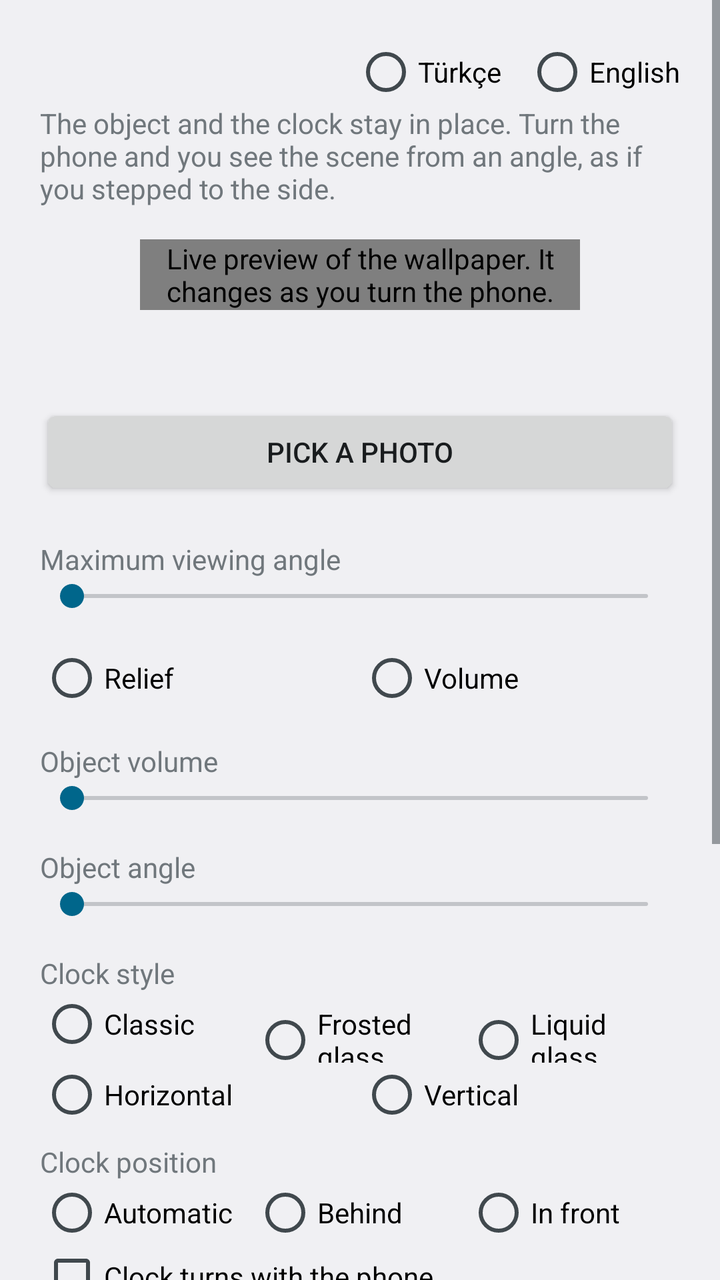
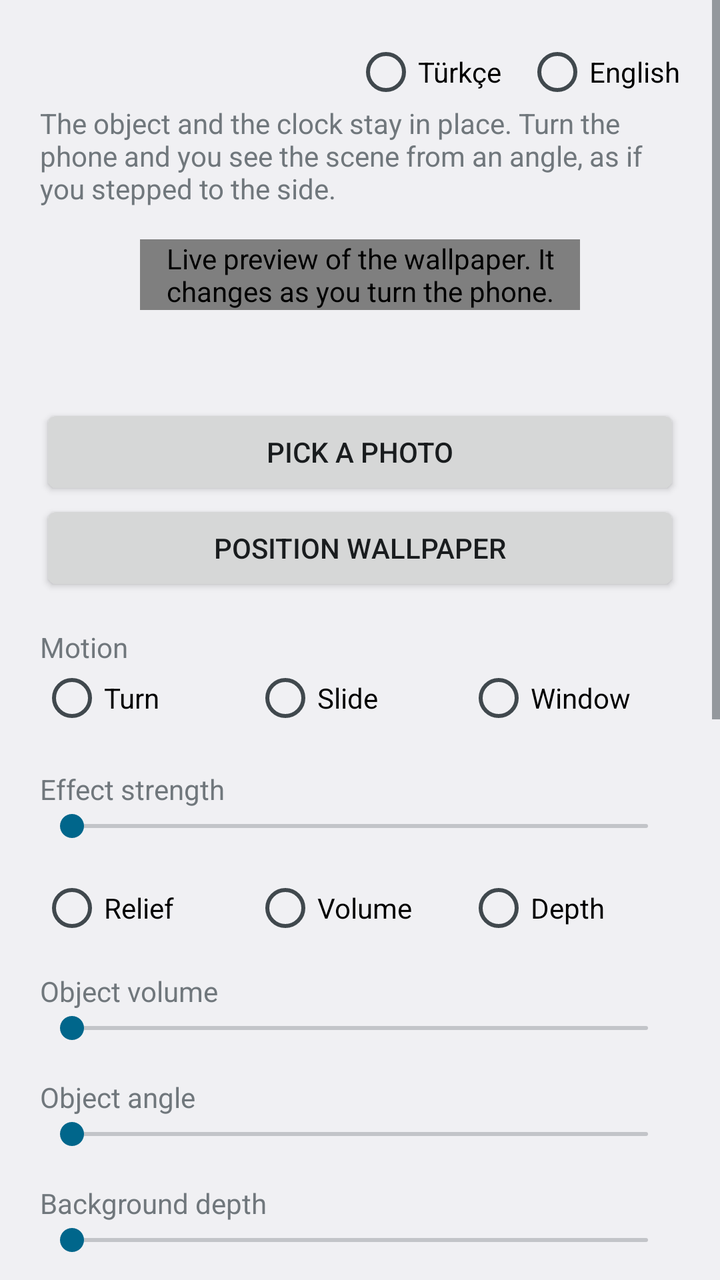

Compare the two renders of this Android layout. The source of the first and the diff that turns it into the second are given below.
<!-- AndroidManifest.xml: application theme android:Theme.DeviceDefault.DayNight -->
<!-- res/layout/activity_main.xml -->
<?xml version="1.0" encoding="utf-8"?>
<ScrollView xmlns:android="http://schemas.android.com/apk/res/android"
    xmlns:tools="http://schemas.android.com/tools"
    android:layout_width="match_parent"
    android:layout_height="match_parent"
    android:fitsSystemWindows="true">

    <LinearLayout
        android:layout_width="match_parent"
        android:layout_height="wrap_content"
        android:orientation="vertical"
        android:padding="20dp">

        <RadioGroup
            android:id="@+id/language"
            android:layout_width="wrap_content"
            android:layout_height="wrap_content"
            android:layout_gravity="end"
            android:contentDescription="@string/language_label"
            android:orientation="horizontal">
            
            <RadioButton
                android:id="@+id/langTr"
                android:layout_width="wrap_content"
                android:layout_height="wrap_content"
                android:text="Türkçe"
                tools:ignore="HardcodedText" />
            <RadioButton
                android:id="@+id/langEn"
                android:layout_width="wrap_content"
                android:layout_height="wrap_content"
                android:layout_marginStart="12dp"
                android:text="English"
                tools:ignore="HardcodedText" />
        </RadioGroup>

        <TextView
            android:layout_width="match_parent"
            android:layout_height="wrap_content"
            android:text="@string/intro" />

        <com.derinliksaati.PreviewView
            android:layout_width="220dp"
            android:layout_height="wrap_content"
            android:layout_gravity="center_horizontal"
            android:layout_marginTop="16dp"
            android:contentDescription="@string/preview_description" />

        <TextView
            android:id="@+id/status"
            android:layout_width="match_parent"
            android:layout_height="wrap_content"
            android:layout_marginTop="20dp" />

        <ProgressBar
            android:id="@+id/progress"
            style="?android:attr/progressBarStyleHorizontal"
            android:layout_width="match_parent"
            android:layout_height="wrap_content"
            android:indeterminate="true"
            android:visibility="gone" />

        <Button
            android:id="@+id/pickPhoto"
            android:layout_width="match_parent"
            android:layout_height="wrap_content"
            android:layout_marginTop="8dp"
            android:text="@string/pick_photo" />

        <LinearLayout
            android:layout_width="match_parent"
            android:layout_height="wrap_content"
            android:layout_marginTop="20dp">
            <TextView
                android:layout_width="0dp"
                android:layout_height="wrap_content"
                android:layout_weight="1"
                android:text="@string/depth_label" />
            <TextView
                android:id="@+id/depthValue"
                android:layout_width="wrap_content"
                android:layout_height="wrap_content" />
        </LinearLayout>

        <SeekBar
            android:id="@+id/depth"
            android:layout_width="match_parent"
            android:layout_height="wrap_content"
            android:max="100"
            android:min="0" />

        <RadioGroup
            android:id="@+id/shape"
            android:layout_width="match_parent"
            android:layout_height="wrap_content"
            android:layout_marginTop="16dp"
            android:contentDescription="@string/shape_label"
            android:orientation="horizontal">

            <RadioButton
                android:id="@+id/shapeRelief"
                android:layout_width="0dp"
                android:layout_height="wrap_content"
                android:layout_weight="1"
                android:text="@string/shape_relief" />

            <RadioButton
                android:id="@+id/shapeVolume"
                android:layout_width="0dp"
                android:layout_height="wrap_content"
                android:layout_weight="1"
                android:text="@string/shape_volume" />
        </RadioGroup>

        <LinearLayout
            android:layout_width="match_parent"
            android:layout_height="wrap_content"
            android:layout_marginTop="16dp">
            <TextView
                android:layout_width="0dp"
                android:layout_height="wrap_content"
                android:layout_weight="1"
                android:text="@string/volume_label" />
            <TextView
                android:id="@+id/volumeValue"
                android:layout_width="wrap_content"
                android:layout_height="wrap_content" />
        </LinearLayout>

        <SeekBar
            android:id="@+id/volume"
            android:layout_width="match_parent"
            android:layout_height="wrap_content"
            android:max="100"
            android:min="0" />

        <LinearLayout
            android:layout_width="match_parent"
            android:layout_height="wrap_content"
            android:layout_marginTop="16dp">
            <TextView
                android:layout_width="0dp"
                android:layout_height="wrap_content"
                android:layout_weight="1"
                android:text="@string/subject_turn_label" />
            <TextView
                android:id="@+id/subjectTurnValue"
                android:layout_width="wrap_content"
                android:layout_height="wrap_content" />
        </LinearLayout>

        <SeekBar
            android:id="@+id/subjectTurn"
            android:layout_width="match_parent"
            android:layout_height="wrap_content"
            android:max="100"
            android:min="0" />

        <TextView
            android:layout_width="match_parent"
            android:layout_height="wrap_content"
            android:layout_marginTop="16dp"
            android:text="@string/clock_style_label" />

        <RadioGroup
            android:id="@+id/clockStyle"
            android:layout_width="match_parent"
            android:layout_height="wrap_content"
            android:contentDescription="@string/clock_style_label"
            android:orientation="horizontal">

            <RadioButton
                android:id="@+id/styleClassic"
                android:layout_width="0dp"
                android:layout_height="wrap_content"
                android:layout_weight="1"
                android:text="@string/clock_style_classic" />

            <RadioButton
                android:id="@+id/styleFrosted"
                android:layout_width="0dp"
                android:layout_height="wrap_content"
                android:layout_weight="1"
                android:text="@string/clock_style_frosted" />

            <RadioButton
                android:id="@+id/styleLiquid"
                android:layout_width="0dp"
                android:layout_height="wrap_content"
                android:layout_weight="1"
                android:text="@string/clock_style_liquid" />
        </RadioGroup>

        <RadioGroup
            android:id="@+id/clockLayout"
            android:layout_width="match_parent"
            android:layout_height="wrap_content"
            android:orientation="horizontal">

            <RadioButton
                android:id="@+id/layoutHorizontal"
                android:layout_width="0dp"
                android:layout_height="wrap_content"
                android:layout_weight="1"
                android:text="@string/clock_layout_horizontal" />

            <RadioButton
                android:id="@+id/layoutVertical"
                android:layout_width="0dp"
                android:layout_height="wrap_content"
                android:layout_weight="1"
                android:text="@string/clock_layout_vertical" />
        </RadioGroup>

        <TextView
            android:layout_width="match_parent"
            android:layout_height="wrap_content"
            android:layout_marginTop="8dp"
            android:text="@string/clock_depth_label" />

        <RadioGroup
            android:id="@+id/clockDepth"
            android:layout_width="match_parent"
            android:layout_height="wrap_content"
            android:contentDescription="@string/clock_depth_label"
            android:orientation="horizontal">

            <RadioButton
                android:id="@+id/depthAuto"
                android:layout_width="0dp"
                android:layout_height="wrap_content"
                android:layout_weight="1"
                android:text="@string/clock_depth_auto" />

            <RadioButton
                android:id="@+id/depthBehind"
                android:layout_width="0dp"
                android:layout_height="wrap_content"
                android:layout_weight="1"
                android:text="@string/clock_depth_behind" />

            <RadioButton
                android:id="@+id/depthFront"
                android:layout_width="0dp"
                android:layout_height="wrap_content"
                android:layout_weight="1"
                android:text="@string/clock_depth_front" />
        </RadioGroup>

        <CheckBox
            android:id="@+id/clockTilt"
            android:layout_width="match_parent"
            android:layout_height="wrap_content"
            android:text="@string/clock_tilt_label" />

        <Button
            android:id="@+id/clockEdit"
            android:layout_width="match_parent"
            android:layout_height="wrap_content"
            android:layout_marginTop="8dp"
            android:text="@string/clock_edit" />

        <CheckBox
            android:id="@+id/clockHome"
            android:layout_width="match_parent"
            android:layout_height="wrap_content"
            android:text="@string/clock_home_label" />

        <LinearLayout
            android:layout_width="match_parent"
            android:layout_height="wrap_content"
            android:layout_marginTop="16dp">
            <TextView
                android:layout_width="0dp"
                android:layout_height="wrap_content"
                android:layout_weight="1"
                android:text="@string/clock_alpha_label" />
            <TextView
                android:id="@+id/clockAlphaValue"
                android:layout_width="wrap_content"
                android:layout_height="wrap_content" />
        </LinearLayout>

        <SeekBar
            android:id="@+id/clockAlpha"
            android:layout_width="match_parent"
            android:layout_height="wrap_content"
            android:max="100"
            android:min="0" />

        <Button
            android:id="@+id/apply"
            android:layout_width="match_parent"
            android:layout_height="wrap_content"
            android:layout_marginTop="24dp"
            android:text="@string/apply" />

        <TextView
            android:layout_width="match_parent"
            android:layout_height="wrap_content"
            android:text="@string/apply_note"
            android:textAppearance="?android:attr/textAppearanceSmall" />

        <Button
            android:id="@+id/clockHelp"
            android:layout_width="match_parent"
            android:layout_height="wrap_content"
            android:layout_marginTop="16dp"
            android:text="@string/clock_help" />

        <Button
            android:id="@+id/battery"
            android:layout_width="match_parent"
            android:layout_height="wrap_content"
            android:layout_marginTop="8dp"
            android:text="@string/battery"
            android:visibility="gone" />
    </LinearLayout>
</ScrollView>
<!-- resources referenced by this layout -->
<resources>
  <string name="apply">Set as wallpaper</string>
  <string name="apply_note">On the next screen, choose the lock screen.</string>
  <string name="battery">Remove battery restriction</string>
  <string name="clock_alpha_label">Clock visibility</string>
  <string name="clock_depth_auto">Automatic</string>
  <string name="clock_depth_behind">Behind</string>
  <string name="clock_depth_front">In front</string>
  <string name="clock_depth_label">Clock position</string>
  <string name="clock_edit">Move and resize clock</string>
  <string name="clock_help">Samsung clock on top?</string>
  <string name="clock_home_label">Show the clock on the home screen too</string>
  <string name="clock_layout_horizontal">Horizontal</string>
  <string name="clock_layout_vertical">Vertical</string>
  <string name="clock_style_classic">Classic</string>
  <string name="clock_style_frosted">Frosted glass</string>
  <string name="clock_style_label">Clock style</string>
  <string name="clock_style_liquid">Liquid glass</string>
  <string name="clock_tilt_label">Clock turns with the phone</string>
  <string name="depth_label">Maximum viewing angle</string>
  <string name="intro">The object and the clock stay in place. Turn the phone and you see the scene from an angle, as if you stepped to the side.</string>
  <string name="language_label">Language</string>
  <string name="pick_photo">Pick a photo</string>
  <string name="preview_description">Live preview of the wallpaper. It changes as you turn the phone.</string>
  <string name="shape_label">Object shape</string>
  <string name="shape_relief">Relief</string>
  <string name="shape_volume">Volume</string>
  <string name="subject_turn_label">Object angle</string>
  <string name="volume_label">Object volume</string>
</resources>

<!-- the commit's change to res/layout/activity_main.xml (unified diff, before → after) -->
@@ -67,6 +67,47 @@
             android:layout_marginTop="8dp"
             android:text="@string/pick_photo" />
 
+        <Button
+            android:id="@+id/frameEdit"
+            android:layout_width="match_parent"
+            android:layout_height="wrap_content"
+            android:text="@string/frame_edit" />
+
+        <TextView
+            android:layout_width="match_parent"
+            android:layout_height="wrap_content"
+            android:layout_marginTop="16dp"
+            android:text="@string/motion_label" />
+
+        <RadioGroup
+            android:id="@+id/motion"
+            android:layout_width="match_parent"
+            android:layout_height="wrap_content"
+            android:contentDescription="@string/motion_label"
+            android:orientation="horizontal">
+
+            <RadioButton
+                android:id="@+id/motionTurn"
+                android:layout_width="0dp"
+                android:layout_height="wrap_content"
+                android:layout_weight="1"
+                android:text="@string/motion_turn" />
+
+            <RadioButton
+                android:id="@+id/motionSlide"
+                android:layout_width="0dp"
+                android:layout_height="wrap_content"
+                android:layout_weight="1"
+                android:text="@string/motion_slide" />
+
+            <RadioButton
+                android:id="@+id/motionWindow"
+                android:layout_width="0dp"
+                android:layout_height="wrap_content"
+                android:layout_weight="1"
+                android:text="@string/motion_window" />
+        </RadioGroup>
+
         <LinearLayout
             android:layout_width="match_parent"
             android:layout_height="wrap_content"
@@ -110,6 +151,13 @@
                 android:layout_height="wrap_content"
                 android:layout_weight="1"
                 android:text="@string/shape_volume" />
+
+            <RadioButton
+                android:id="@+id/shapeDepth"
+                android:layout_width="0dp"
+                android:layout_height="wrap_content"
+                android:layout_weight="1"
+                android:text="@string/shape_depth" />
         </RadioGroup>
 
         <LinearLayout
@@ -153,6 +201,29 @@
             android:id="@+id/subjectTurn"
             android:layout_width="match_parent"
             android:layout_height="wrap_content"
+            android:max="100"
+            android:min="0" />
+
+        <LinearLayout
+            android:layout_width="match_parent"
+            android:layout_height="wrap_content"
+            android:layout_marginTop="16dp">
+            <TextView
+                android:layout_width="0dp"
+                android:layout_height="wrap_content"
+                android:layout_weight="1"
+                android:text="@string/bg_depth_label" />
+            <TextView
+                android:id="@+id/bgDepthValue"
+                android:layout_width="wrap_content"
+                android:layout_height="wrap_content" />
+        </LinearLayout>
+
+        <SeekBar
+            android:id="@+id/bgDepth"
+            android:layout_width="match_parent"
+            android:layout_height="wrap_content"
+            android:contentDescription="@string/bg_depth_label"
             android:max="100"
             android:min="0" />
 
<!-- resource entries referenced after the edit -->
@@ -3,6 +3,7 @@
   <string name="apply">Set as wallpaper</string>
   <string name="apply_note">On the next screen, choose the lock screen.</string>
   <string name="battery">Remove battery restriction</string>
+  <string name="bg_depth_label">Background depth</string>
   <string name="clock_alpha_label">Clock visibility</string>
   <string name="clock_depth_auto">Automatic</string>
   <string name="clock_depth_behind">Behind</string>
@@ -18,11 +19,17 @@
   <string name="clock_style_label">Clock style</string>
   <string name="clock_style_liquid">Liquid glass</string>
   <string name="clock_tilt_label">Clock turns with the phone</string>
-  <string name="depth_label">Maximum viewing angle</string>
+  <string name="depth_label">Effect strength</string>
+  <string name="frame_edit">Position wallpaper</string>
   <string name="intro">The object and the clock stay in place. Turn the phone and you see the scene from an angle, as if you stepped to the side.</string>
   <string name="language_label">Language</string>
+  <string name="motion_label">Motion</string>
+  <string name="motion_slide">Slide</string>
+  <string name="motion_turn">Turn</string>
+  <string name="motion_window">Window</string>
   <string name="pick_photo">Pick a photo</string>
   <string name="preview_description">Live preview of the wallpaper. It changes as you turn the phone.</string>
+  <string name="shape_depth">Depth</string>
   <string name="shape_label">Object shape</string>
   <string name="shape_relief">Relief</string>
   <string name="shape_volume">Volume</string>
